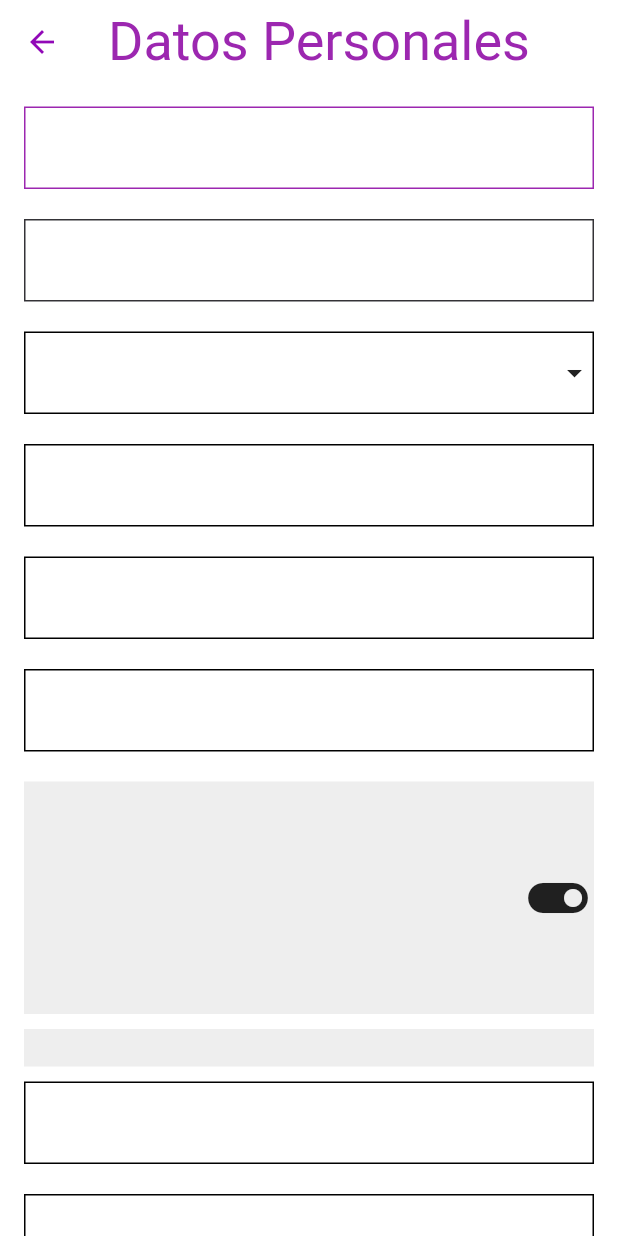
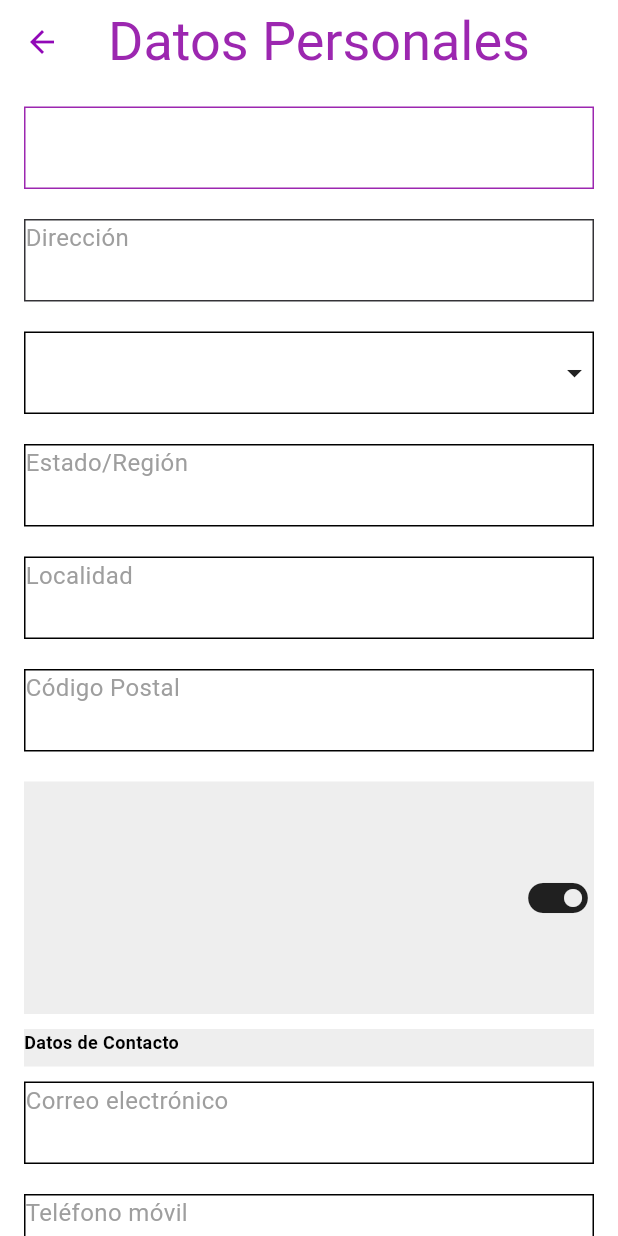
Before and after one commit to iplummerc/apps_moviles, a Flutter app: the screen it shows after launch, on a phone screen of 412 x 824 dp. Run offline on Flutter 3.47's test engine with Material 3 defaults, Android fonts, the phone set to English and light mode, and no system bars.

Commit message:
c1:7sept, se agregan textos de prueba

```diff
--- a/i_plummer/lib/main.dart
+++ b/i_plummer/lib/main.dart
@@ -71,6 +71,7 @@ class MainApp extends StatelessWidget {
                       color: const Color.fromARGB(255, 255, 255, 255),
                       border: Border.all(color: Colors.purple),
                     ),
+
                   ),
 
                   const SizedBox(height: 20),
@@ -85,6 +86,14 @@ class MainApp extends StatelessWidget {
                         color: const Color.fromARGB(255, 52, 51, 55),
                       ),
                     ),
+                     child: Text(
+                  'Dirección',
+                  style: TextStyle(
+                    color: Colors.grey,
+                    fontSize: 16,
+                    // fontWeight: FontWeight.bold,
+                  ),
+                ),
                   ),
 
                   const SizedBox(height: 20),
@@ -101,6 +110,7 @@ class MainApp extends StatelessWidget {
                       alignment: Alignment.centerRight,
                       child: Icon(Icons.arrow_drop_down),
                     ),
+
                   ),
                   //4
                   const SizedBox(height: 20),
@@ -111,6 +121,14 @@ class MainApp extends StatelessWidget {
                       color: const Color.fromARGB(255, 255, 255, 255),
                       border: Border.all(color: Colors.black),
                     ),
+                    child: Text(
+                  'Estado/Región',
+                  style: TextStyle(
+                    color: Colors.grey,
+                    fontSize: 16,
+                    // fontWeight: FontWeight.bold,
+                  ),
+                ),
                   ),
                   //5
                   const SizedBox(height: 20),
@@ -121,6 +139,14 @@ class MainApp extends StatelessWidget {
                       color: const Color.fromARGB(255, 255, 255, 255),
                       border: Border.all(color: Colors.black),
                     ),
+                    child: Text(
+                  'Localidad',
+                  style: TextStyle(
+                    color: Colors.grey,
+                    fontSize: 16,
+                    // fontWeight: FontWeight.bold,
+                  ),
+                ),
                   ),
                   //6
                   const SizedBox(height: 20),
@@ -131,6 +157,14 @@ class MainApp extends StatelessWidget {
                       color: const Color.fromARGB(255, 255, 255, 255),
                       border: Border.all(color: Colors.black),
                     ),
+                    child: Text(
+                  'Código Postal',
+                  style: TextStyle(
+                    color: Colors.grey,
+                    fontSize: 16,
+                    // fontWeight: FontWeight.bold,
+                  ),
+                ),
                   ),
 
                   const SizedBox(height: 20),
@@ -142,13 +176,7 @@ class MainApp extends StatelessWidget {
                       color: const Color.fromARGB(255, 238, 238, 238),
                       //border: Border.all(color: Colors.black),
                     ),
-                    // Text(
-                    //   'Mis datos de facturación son diferentes',
-                    //   style: TextStyle(
-                    //     color: const Color.fromARGB(255, 0, 0, 0),
-                    //     fontSize: 16,
-                    //   ),
-                    // ),
+
 
                     child: Align(
                       alignment: Alignment.centerRight,
@@ -175,6 +203,14 @@ class MainApp extends StatelessWidget {
                       color: const Color.fromARGB(255, 238, 238, 238),
                      // border: Border.all(color: Colors.black),
                     ),
+                    child: Text(
+                  'Datos de Contacto',
+                  style: TextStyle(
+                    color: Colors.black,
+                    fontSize: 12,
+                     fontWeight: FontWeight.bold,
+                  ),
+                ),
                   ),
                   const SizedBox(height: 10),
                   Container(
@@ -184,6 +220,14 @@ class MainApp extends StatelessWidget {
                       color: const Color.fromARGB(255, 255, 255, 255),
                       border: Border.all(color: Colors.black),
                     ),
+                    child: Text(
+                  'Correo electrónico',
+                  style: TextStyle(
+                    color: Colors.grey,
+                    fontSize: 16,
+                    // fontWeight: FontWeight.bold,
+                  ),
+                ),
                   ),
 
                   const SizedBox(height: 20),
@@ -194,6 +238,14 @@ class MainApp extends StatelessWidget {
                       color: const Color.fromARGB(255, 255, 255, 255),
                       border: Border.all(color: Colors.black),
                     ),
+                    child: Text(
+                  'Teléfono móvil',
+                  style: TextStyle(
+                    color: Colors.grey,
+                    fontSize: 16,
+                    // fontWeight: FontWeight.bold,
+                  ),
+                ),
                   ),
 
                   const SizedBox(height: 20),
@@ -205,6 +257,14 @@ class MainApp extends StatelessWidget {
                       color: const Color.fromARGB(255, 255, 255, 255),
                       border: Border.all(color: Colors.black),
                     ),
+                    child: Text(
+                  'Teléfono fijo',
+                  style: TextStyle(
+                    color: Colors.grey,
+                    fontSize: 16,
+                    // fontWeight: FontWeight.bold,
+                  ),
+                ),
                   ),
 
                   const SizedBox(height: 20),
@@ -215,6 +275,14 @@ class MainApp extends StatelessWidget {
                       color: const Color.fromARGB(255, 255, 255, 255),
                       border: Border.all(color: Colors.black),
                     ),
+                    child: Text(
+                  'Otros',
+                  style: TextStyle(
+                    color: Colors.grey,
+                    fontSize: 16,
+                    // fontWeight: FontWeight.bold,
+                  ),
+                ),
                   ),
 
                   const SizedBox(height: 20),
```
